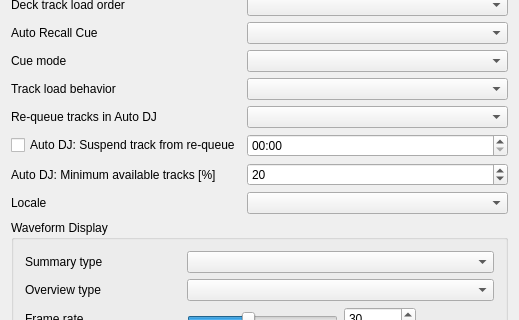
The window that src/dlgprefcontrolsdlg.ui (ywwg/mixxx) describes before a commit, drawn with Qt 5; both pictures show x 0 to 519 and y 205 to 525 of the 519 by 939 pixel window.
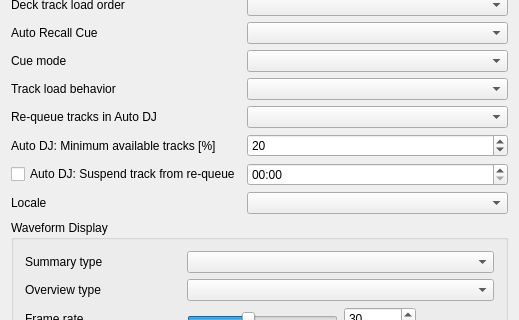
The same window after the commit.

Commit message: Fix dialog order

Diff of the .ui file:
```diff
--- a/src/dlgprefcontrolsdlg.ui
+++ b/src/dlgprefcontrolsdlg.ui
@@ -671,7 +671,7 @@
        </property>
       </widget>
      </item>
-     <item row="12" column="0">
+     <item row="13" column="0">
       <widget class="QCheckBox" name="autoDjIgnoreTimeCheckBox">
        <property name="toolTip">
         <string>Uncheck, to ignore all played tracks.</string>
@@ -681,7 +681,7 @@
        </property>
       </widget>
      </item>
-     <item row="12" column="1" colspan="2">
+     <item row="13" column="1" colspan="2">
       <widget class="QTimeEdit" name="autoDjIgnoreTimeEdit">
        <property name="toolTip">
         <string>Duration after which a track is eligible for selection by Auto DJ again</string>
@@ -835,14 +835,14 @@
      <item row="11" column="1" colspan="2">
       <widget class="QComboBox" name="ComboBoxAutoDjRequeue"/>
      </item>
-     <item row="13" column="0">
+     <item row="12" column="0">
       <widget class="QLabel" name="autoDjMinimumAvailableLabel">
        <property name="text">
         <string>Auto DJ: Minimum available tracks [%]</string>
        </property>
       </widget>
      </item>
-     <item row="13" column="1" colspan="2">
+     <item row="12" column="1" colspan="2">
       <widget class="QSpinBox" name="autoDjMinimumAvailableSpinBox">
        <property name="toolTip">
         <string>This percentage of tracks are always available for selecting, regardless of when they were last played.</string>
```
